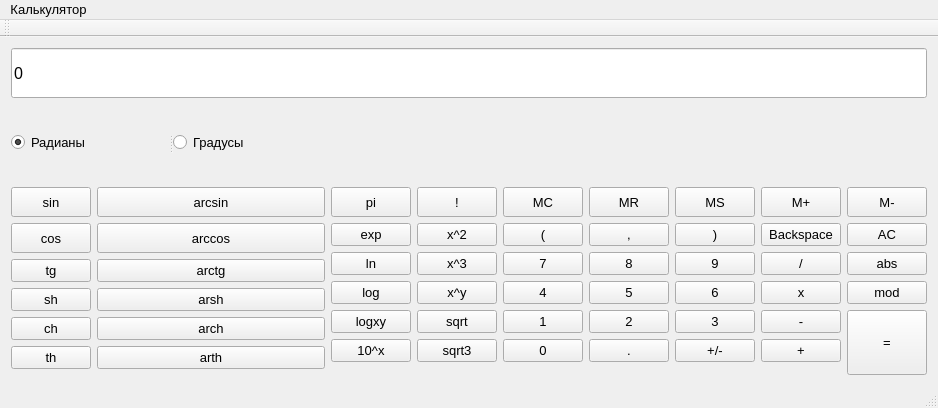
Qt form mainwindow.ui (meowheh/calc-practika) before a commit.
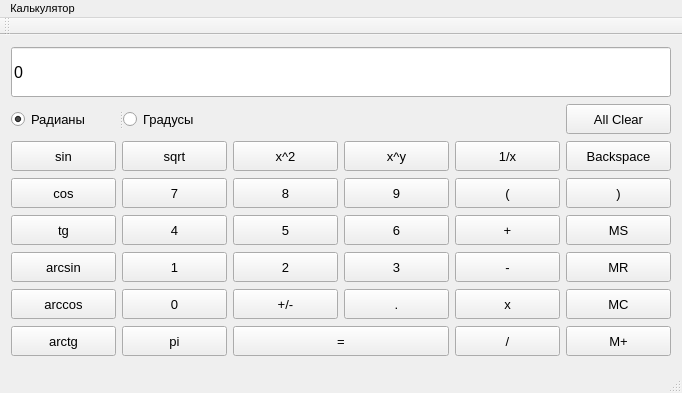
The same form after that commit.

Commit message: Продолжаю делать GUI

What changed in the file:
```diff
--- a/mainwindow.ui
+++ b/mainwindow.ui
@@ -6,8 +6,8 @@
    <rect>
     <x>0</x>
     <y>0</y>
-    <width>938</width>
-    <height>408</height>
+    <width>682</width>
+    <height>393</height>
    </rect>
   </property>
   <property name="font">
@@ -26,12 +26,24 @@
   </property>
   <widget class="QWidget" name="centralWidget">
    <layout class="QGridLayout" name="gridLayout">
-    <item row="1" column="0">
+    <item row="1" column="0" colspan="2">
      <widget class="QSplitter" name="splitter">
       <property name="orientation">
        <enum>Qt::Horizontal</enum>
       </property>
       <widget class="QRadioButton" name="radian">
+       <property name="minimumSize">
+        <size>
+         <width>100</width>
+         <height>30</height>
+        </size>
+       </property>
+       <property name="maximumSize">
+        <size>
+         <width>16777215</width>
+         <height>16777215</height>
+        </size>
+       </property>
        <property name="font">
         <font>
          <pointsize>10</pointsize>
@@ -45,6 +57,18 @@
        </property>
       </widget>
       <widget class="QRadioButton" name="degree">
+       <property name="minimumSize">
+        <size>
+         <width>100</width>
+         <height>30</height>
+        </size>
+       </property>
+       <property name="maximumSize">
+        <size>
+         <width>16777215</width>
+         <height>16777215</height>
+        </size>
+       </property>
        <property name="font">
         <font>
          <pointsize>10</pointsize>
@@ -57,12 +81,10 @@
      </widget>
     </item>
     <item row="2" column="0">
-     <layout class="QFormLayout" name="formLayout">
-      <item row="0" column="0">
        <widget class="QPushButton" name="sin">
         <property name="minimumSize">
          <size>
-          <width>20</width>
+        <width>100</width>
           <height>30</height>
          </size>
         </property>
@@ -76,270 +98,14 @@
         </property>
        </widget>
       </item>
-      <item row="0" column="1">
-       <widget class="QPushButton" name="arcsin">
-        <property name="minimumSize">
-         <size>
-          <width>20</width>
-          <height>30</height>
-         </size>
-        </property>
-        <property name="font">
-         <font>
-          <pointsize>10</pointsize>
-         </font>
-        </property>
-        <property name="text">
-         <string>arcsin</string>
-        </property>
-       </widget>
-      </item>
-      <item row="1" column="0">
-       <widget class="QPushButton" name="cos">
-        <property name="minimumSize">
-         <size>
-          <width>20</width>
-          <height>30</height>
-         </size>
-        </property>
-        <property name="font">
-         <font>
-          <pointsize>10</pointsize>
-         </font>
-        </property>
-        <property name="text">
-         <string>cos</string>
-        </property>
-       </widget>
-      </item>
-      <item row="1" column="1">
-       <widget class="QPushButton" name="arccos">
-        <property name="minimumSize">
-         <size>
-          <width>20</width>
-          <height>30</height>
-         </size>
-        </property>
-        <property name="font">
-         <font>
-          <pointsize>10</pointsize>
-         </font>
-        </property>
-        <property name="text">
-         <string>arccos</string>
-        </property>
-       </widget>
-      </item>
-      <item row="2" column="0">
-       <widget class="QPushButton" name="tg">
-        <property name="font">
-         <font>
-          <pointsize>10</pointsize>
-         </font>
-        </property>
-        <property name="text">
-         <string>tg</string>
-        </property>
-       </widget>
-      </item>
       <item row="2" column="1">
-       <widget class="QPushButton" name="arctg">
-        <property name="font">
-         <font>
-          <pointsize>10</pointsize>
-         </font>
-        </property>
-        <property name="text">
-         <string>arctg</string>
-        </property>
-       </widget>
-      </item>
-      <item row="3" column="0">
-       <widget class="QPushButton" name="sh">
-        <property name="font">
-         <font>
-          <pointsize>10</pointsize>
-         </font>
-        </property>
-        <property name="text">
-         <string>sh</string>
-        </property>
-       </widget>
-      </item>
-      <item row="3" column="1">
-       <widget class="QPushButton" name="arsh">
-        <property name="font">
-         <font>
-          <pointsize>10</pointsize>
-         </font>
-        </property>
-        <property name="text">
-         <string>arsh</string>
-        </property>
-       </widget>
-      </item>
-      <item row="4" column="0">
-       <widget class="QPushButton" name="ch">
-        <property name="font">
-         <font>
-          <pointsize>10</pointsize>
-         </font>
-        </property>
-        <property name="text">
-         <string>ch</string>
-        </property>
-       </widget>
-      </item>
-      <item row="4" column="1">
-       <widget class="QPushButton" name="arch">
-        <property name="font">
-         <font>
-          <pointsize>10</pointsize>
-         </font>
-        </property>
-        <property name="text">
-         <string>arch</string>
-        </property>
-       </widget>
-      </item>
-      <item row="5" column="0">
-       <widget class="QPushButton" name="th">
-        <property name="font">
-         <font>
-          <pointsize>10</pointsize>
-         </font>
-        </property>
-        <property name="text">
-         <string>th</string>
-        </property>
-       </widget>
-      </item>
-      <item row="5" column="1">
-       <widget class="QPushButton" name="arth">
-        <property name="font">
-         <font>
-          <pointsize>10</pointsize>
-         </font>
-        </property>
-        <property name="text">
-         <string>arth</string>
-        </property>
-       </widget>
-      </item>
-     </layout>
-    </item>
-    <item row="2" column="1">
-     <layout class="QFormLayout" name="formLayout_2">
-      <item row="0" column="0">
-       <widget class="QPushButton" name="pi">
-        <property name="minimumSize">
-         <size>
-          <width>20</width>
-          <height>30</height>
-         </size>
-        </property>
-        <property name="font">
-         <font>
-          <pointsize>10</pointsize>
-         </font>
-        </property>
-        <property name="text">
-         <string>pi</string>
-        </property>
-       </widget>
-      </item>
-      <item row="0" column="1">
-       <widget class="QPushButton" name="factorial">
-        <property name="minimumSize">
-         <size>
-          <width>20</width>
-          <height>30</height>
-         </size>
-        </property>
-        <property name="font">
-         <font>
-          <pointsize>10</pointsize>
-         </font>
-        </property>
-        <property name="text">
-         <string>!</string>
-        </property>
-       </widget>
-      </item>
-      <item row="1" column="0">
-       <widget class="QPushButton" name="exp">
-        <property name="font">
-         <font>
-          <pointsize>10</pointsize>
-         </font>
-        </property>
-        <property name="text">
-         <string>exp</string>
-        </property>
-       </widget>
-      </item>
-      <item row="2" column="0">
-       <widget class="QPushButton" name="ln">
-        <property name="font">
-         <font>
-          <pointsize>10</pointsize>
-         </font>
-        </property>
-        <property name="text">
-         <string>ln</string>
-        </property>
-       </widget>
-      </item>
-      <item row="3" column="0">
-       <widget class="QPushButton" name="log">
-        <property name="font">
-         <font>
-          <pointsize>10</pointsize>
-         </font>
-        </property>
-        <property name="text">
-         <string>log</string>
-        </property>
-       </widget>
-      </item>
-      <item row="4" column="0">
-       <widget class="QPushButton" name="log_any">
-        <property name="font">
-         <font>
-          <pointsize>10</pointsize>
-         </font>
-        </property>
-        <property name="text">
-         <string>logxy</string>
-        </property>
-       </widget>
-      </item>
-      <item row="5" column="0">
-       <widget class="QPushButton" name="sqr_ten">
-        <property name="font">
-         <font>
-          <pointsize>10</pointsize>
-         </font>
-        </property>
-        <property name="text">
-         <string>10^x</string>
-        </property>
-       </widget>
-      </item>
-      <item row="5" column="1">
-       <widget class="QPushButton" name="sqrt3">
-        <property name="font">
-         <font>
-          <pointsize>10</pointsize>
-         </font>
-        </property>
-        <property name="text">
-         <string>sqrt3</string>
-        </property>
-       </widget>
-      </item>
-      <item row="4" column="1">
        <widget class="QPushButton" name="sqrt">
+      <property name="minimumSize">
+       <size>
+        <width>100</width>
+        <height>30</height>
+       </size>
+      </property>
         <property name="font">
          <font>
           <pointsize>10</pointsize>
@@ -350,32 +116,20 @@
         </property>
        </widget>
       </item>
-      <item row="3" column="1">
-       <widget class="QPushButton" name="pow">
-        <property name="font">
-         <font>
-          <pointsize>10</pointsize>
-         </font>
-        </property>
-        <property name="text">
-         <string>x^y</string>
-        </property>
-       </widget>
-      </item>
-      <item row="2" column="1">
-       <widget class="QPushButton" name="cube">
-        <property name="font">
-         <font>
-          <pointsize>10</pointsize>
-         </font>
-        </property>
-        <property name="text">
-         <string>x^3</string>
-        </property>
-       </widget>
-      </item>
-      <item row="1" column="1">
+    <item row="2" column="2">
        <widget class="QPushButton" name="sqr">
+      <property name="minimumSize">
+       <size>
+        <width>100</width>
+        <height>30</height>
+       </size>
+      </property>
+      <property name="maximumSize">
+       <size>
+        <width>16777215</width>
+        <height>16777215</height>
+       </size>
+      </property>
         <property name="font">
          <font>
           <pointsize>10</pointsize>
@@ -386,33 +140,35 @@
         </property>
        </widget>
       </item>
-     </layout>
-    </item>
-    <item row="2" column="2">
-     <layout class="QFormLayout" name="formLayout_3">
-      <item row="0" column="0">
-       <widget class="QPushButton" name="MC">
+    <item row="2" column="3">
+     <widget class="QPushButton" name="pow">
         <property name="minimumSize">
          <size>
-          <width>20</width>
+        <width>100</width>
           <height>30</height>
          </size>
         </property>
+      <property name="maximumSize">
+       <size>
+        <width>16777215</width>
+        <height>16777215</height>
+       </size>
+      </property>
         <property name="font">
          <font>
           <pointsize>10</pointsize>
          </font>
         </property>
         <property name="text">
-         <string>MC</string>
+       <string>x^y</string>
         </property>
        </widget>
       </item>
-      <item row="0" column="1">
-       <widget class="QPushButton" name="MR">
+    <item row="2" column="4">
+     <widget class="QPushButton" name="fraction">
         <property name="minimumSize">
          <size>
-          <width>20</width>
+        <width>100</width>
           <height>30</height>
          </size>
         </property>
@@ -422,36 +178,54 @@
          </font>
         </property>
         <property name="text">
-         <string>MR</string>
+       <string>1/x</string>
         </property>
        </widget>
       </item>
-      <item row="1" column="0">
-       <widget class="QPushButton" name="left_bracket">
+    <item row="2" column="5">
+     <widget class="QPushButton" name="backspace">
+      <property name="minimumSize">
+       <size>
+        <width>100</width>
+        <height>30</height>
+       </size>
+      </property>
         <property name="font">
          <font>
           <pointsize>10</pointsize>
          </font>
         </property>
         <property name="text">
-         <string>(</string>
+       <string>Backspace</string>
         </property>
        </widget>
       </item>
-      <item row="1" column="1">
-       <widget class="QPushButton" name="comma">
+    <item row="3" column="0">
+     <widget class="QPushButton" name="cos">
+      <property name="minimumSize">
+       <size>
+        <width>100</width>
+        <height>30</height>
+       </size>
+      </property>
         <property name="font">
          <font>
           <pointsize>10</pointsize>
          </font>
         </property>
         <property name="text">
-         <string>,</string>
+       <string>cos</string>
         </property>
        </widget>
       </item>
-      <item row="2" column="0">
+    <item row="3" column="1">
        <widget class="QPushButton" name="seven">
+      <property name="minimumSize">
+       <size>
+        <width>100</width>
+        <height>30</height>
+       </size>
+      </property>
         <property name="font">
          <font>
           <pointsize>10</pointsize>
@@ -462,8 +236,20 @@
         </property>
        </widget>
       </item>
-      <item row="2" column="1">
+    <item row="3" column="2">
        <widget class="QPushButton" name="eight">
+      <property name="minimumSize">
+       <size>
+        <width>100</width>
+        <height>30</height>
+       </size>
+      </property>
+      <property name="maximumSize">
+       <size>
+        <width>16777215</width>
+        <height>16777215</height>
+       </size>
+      </property>
         <property name="font">
          <font>
           <pointsize>10</pointsize>
@@ -474,8 +260,92 @@
         </property>
        </widget>
       </item>
-      <item row="3" column="0">
+    <item row="3" column="3">
+     <widget class="QPushButton" name="nine">
+      <property name="minimumSize">
+       <size>
+        <width>100</width>
+        <height>30</height>
+       </size>
+      </property>
+      <property name="maximumSize">
+       <size>
+        <width>16777215</width>
+        <height>16777215</height>
+       </size>
+      </property>
+      <property name="font">
+       <font>
+        <pointsize>10</pointsize>
+       </font>
+      </property>
+      <property name="text">
+       <string>9</string>
+      </property>
+     </widget>
+    </item>
+    <item row="3" column="4">
+     <widget class="QPushButton" name="left_bracket">
+      <property name="minimumSize">
+       <size>
+        <width>100</width>
+        <height>30</height>
+       </size>
+      </property>
+      <property name="font">
+       <font>
+        <pointsize>10</pointsize>
+       </font>
+      </property>
+      <property name="text">
+       <string>(</string>
+      </property>
+     </widget>
+    </item>
+    <item row="3" column="5">
+     <widget class="QPushButton" name="right_bracket">
+      <property name="minimumSize">
+       <size>
+        <width>100</width>
+        <height>30</height>
+       </size>
+      </property>
+      <property name="font">
+       <font>
+        <pointsize>10</pointsize>
+       </font>
+      </property>
+      <property name="text">
+       <string>)</string>
+      </property>
+     </widget>
+    </item>
+    <item row="4" column="0">
+     <widget class="QPushButton" name="tg">
+      <property name="minimumSize">
+       <size>
+        <width>100</width>
+        <height>30</height>
+       </size>
+      </property>
+      <property name="font">
+       <font>
+        <pointsize>10</pointsize>
+       </font>
+      </property>
+      <property name="text">
+       <string>tg</string>
+      </property>
+     </widget>
+    </item>
+    <item row="4" column="1">
        <widget class="QPushButton" name="four">
+      <property name="minimumSize">
+       <size>
+        <width>100</width>
+        <height>30</height>
+       </size>
+      </property>
         <property name="font">
          <font>
           <pointsize>10</pointsize>
@@ -486,8 +356,20 @@
         </property>
        </widget>
       </item>
-      <item row="3" column="1">
+    <item row="4" column="2">
        <widget class="QPushButton" name="five">
+      <property name="minimumSize">
+       <size>
+        <width>100</width>
+        <height>30</height>
+       </size>
+      </property>
+      <property name="maximumSize">
+       <size>
+        <width>16777215</width>
+        <height>16777215</height>
+       </size>
+      </property>
         <property name="font">
          <font>
           <pointsize>10</pointsize>
@@ -498,8 +380,92 @@
         </property>
        </widget>
       </item>
-      <item row="4" column="0">
+    <item row="4" column="3">
+     <widget class="QPushButton" name="six">
+      <property name="minimumSize">
+       <size>
+        <width>100</width>
+        <height>30</height>
+       </size>
+      </property>
+      <property name="maximumSize">
+       <size>
+        <width>16777215</width>
+        <height>16777215</height>
+       </size>
+      </property>
+      <property name="font">
+       <font>
+        <pointsize>10</pointsize>
+       </font>
+      </property>
+      <property name="text">
+       <string>6</string>
+      </property>
+     </widget>
+    </item>
+    <item row="4" column="4">
+     <widget class="QPushButton" name="plus">
+      <property name="minimumSize">
+       <size>
+        <width>100</width>
+        <height>30</height>
+       </size>
+      </property>
+      <property name="font">
+       <font>
+        <pointsize>10</pointsize>
+       </font>
+      </property>
+      <property name="text">
+       <string>+</string>
+      </property>
+     </widget>
+    </item>
+    <item row="4" column="5">
+     <widget class="QPushButton" name="MS">
+      <property name="minimumSize">
+       <size>
+        <width>100</width>
+        <height>30</height>
+       </size>
+      </property>
+      <property name="font">
+       <font>
+        <pointsize>10</pointsize>
+       </font>
+      </property>
+      <property name="text">
+       <string>MS</string>
+      </property>
+     </widget>
+    </item>
+    <item row="5" column="0">
+     <widget class="QPushButton" name="arcsin">
+      <property name="minimumSize">
+       <size>
+        <width>100</width>
+        <height>30</height>
+       </size>
+      </property>
+      <property name="font">
+       <font>
+        <pointsize>10</pointsize>
+       </font>
+      </property>
+      <property name="text">
+       <string>arcsin</string>
+      </property>
+     </widget>
+    </item>
+    <item row="5" column="1">
        <widget class="QPushButton" name="one">
+      <property name="minimumSize">
+       <size>
+        <width>100</width>
+        <height>30</height>
+       </size>
+      </property>
         <property name="font">
          <font>
           <pointsize>10</pointsize>
@@ -510,8 +476,20 @@
         </property>
        </widget>
       </item>
-      <item row="4" column="1">
+    <item row="5" column="2">
        <widget class="QPushButton" name="two">
+      <property name="minimumSize">
+       <size>
+        <width>100</width>
+        <height>30</height>
+       </size>
+      </property>
+      <property name="maximumSize">
+       <size>
+        <width>16777215</width>
+        <height>16777215</height>
+       </size>
+      </property>
         <property name="font">
          <font>
           <pointsize>10</pointsize>
@@ -522,144 +500,20 @@
         </property>
        </widget>
       </item>
-      <item row="5" column="0">
-       <widget class="QPushButton" name="zero">
-        <property name="font">
-         <font>
-          <pointsize>10</pointsize>
-         </font>
-        </property>
-        <property name="text">
-         <string>0</string>
-        </property>
-       </widget>
-      </item>
-      <item row="5" column="1">
-       <widget class="QPushButton" name="point">
-        <property name="font">
-         <font>
-          <pointsize>10</pointsize>
-         </font>
-        </property>
-        <property name="text">
-         <string>.</string>
-        </property>
-       </widget>
-      </item>
-     </layout>
-    </item>
-    <item row="2" column="3">
-     <layout class="QFormLayout" name="formLayout_4">
-      <item row="0" column="0">
-       <widget class="QPushButton" name="MS">
-        <property name="minimumSize">
-         <size>
-          <width>20</width>
-          <height>30</height>
-         </size>
-        </property>
-        <property name="font">
-         <font>
-          <pointsize>10</pointsize>
-         </font>
-        </property>
-        <property name="text">
-         <string>MS</string>
-        </property>
-       </widget>
-      </item>
-      <item row="0" column="1">
-       <widget class="QPushButton" name="memory_plus">
-        <property name="minimumSize">
-         <size>
-          <width>20</width>
-          <height>30</height>
-         </size>
-        </property>
-        <property name="font">
-         <font>
-          <pointsize>10</pointsize>
-         </font>
-        </property>
-        <property name="text">
-         <string>M+</string>
-        </property>
-       </widget>
-      </item>
-      <item row="1" column="0">
-       <widget class="QPushButton" name="right_bracket">
-        <property name="font">
-         <font>
-          <pointsize>10</pointsize>
-         </font>
-        </property>
-        <property name="text">
-         <string>)</string>
-        </property>
-       </widget>
-      </item>
-      <item row="1" column="1">
-       <widget class="QPushButton" name="backspace">
-        <property name="font">
-         <font>
-          <pointsize>10</pointsize>
-         </font>
-        </property>
-        <property name="text">
-         <string>Backspace</string>
-        </property>
-       </widget>
-      </item>
-      <item row="2" column="0">
-       <widget class="QPushButton" name="nine">
-        <property name="font">
-         <font>
-          <pointsize>10</pointsize>
-         </font>
-        </property>
-        <property name="text">
-         <string>9</string>
-        </property>
-       </widget>
-      </item>
-      <item row="2" column="1">
-       <widget class="QPushButton" name="division">
-        <property name="font">
-         <font>
-          <pointsize>10</pointsize>
-         </font>
-        </property>
-        <property name="text">
-         <string>/</string>
-        </property>
-       </widget>
-      </item>
-      <item row="3" column="0">
-       <widget class="QPushButton" name="six">
-        <property name="font">
-         <font>
-          <pointsize>10</pointsize>
-         </font>
-        </property>
-        <property name="text">
-         <string>6</string>
-        </property>
-       </widget>
-      </item>
-      <item row="3" column="1">
-       <widget class="QPushButton" name="mult">
-        <property name="font">
-         <font>
-          <pointsize>10</pointsize>
-         </font>
-        </property>
-        <property name="text">
-         <string>x</string>
-        </property>
-       </widget>
-      </item>
-      <item row="4" column="0">
+    <item row="5" column="3">
        <widget class="QPushButton" name="three">
+      <property name="minimumSize">
+       <size>
+        <width>100</width>
+        <height>30</height>
+       </size>
+      </property>
+      <property name="maximumSize">
+       <size>
+        <width>16777215</width>
+        <height>16777215</height>
+       </size>
+      </property>
         <property name="font">
          <font>
           <pointsize>10</pointsize>
@@ -670,8 +524,14 @@
         </property>
        </widget>
       </item>
-      <item row="4" column="1">
+    <item row="5" column="4">
        <widget class="QPushButton" name="minus">
+      <property name="minimumSize">
+       <size>
+        <width>100</width>
+        <height>30</height>
+       </size>
+      </property>
         <property name="font">
          <font>
           <pointsize>10</pointsize>
@@ -682,8 +542,74 @@
         </property>
        </widget>
       </item>
-      <item row="5" column="0">
+    <item row="5" column="5">
+     <widget class="QPushButton" name="MR">
+      <property name="minimumSize">
+       <size>
+        <width>100</width>
+        <height>30</height>
+       </size>
+      </property>
+      <property name="font">
+       <font>
+        <pointsize>10</pointsize>
+       </font>
+      </property>
+      <property name="text">
+       <string>MR</string>
+      </property>
+     </widget>
+    </item>
+    <item row="6" column="0">
+     <widget class="QPushButton" name="arccos">
+      <property name="minimumSize">
+       <size>
+        <width>100</width>
+        <height>30</height>
+       </size>
+      </property>
+      <property name="font">
+       <font>
+        <pointsize>10</pointsize>
+       </font>
+      </property>
+      <property name="text">
+       <string>arccos</string>
+      </property>
+     </widget>
+    </item>
+    <item row="6" column="1">
+     <widget class="QPushButton" name="zero">
+      <property name="minimumSize">
+       <size>
+        <width>100</width>
+        <height>30</height>
+       </size>
+      </property>
+      <property name="font">
+       <font>
+        <pointsize>10</pointsize>
+       </font>
+      </property>
+      <property name="text">
+       <string>0</string>
+      </property>
+     </widget>
+    </item>
+    <item row="6" column="2">
        <widget class="QPushButton" name="sign">
+      <property name="minimumSize">
+       <size>
+        <width>100</width>
+        <height>30</height>
+       </size>
+      </property>
+      <property name="maximumSize">
+       <size>
+        <width>16777215</width>
+        <height>16777215</height>
+       </size>
+      </property>
         <property name="font">
          <font>
           <pointsize>10</pointsize>
@@ -694,27 +620,53 @@
         </property>
        </widget>
       </item>
-      <item row="5" column="1">
-       <widget class="QPushButton" name="plus">
+    <item row="6" column="3">
+     <widget class="QPushButton" name="point">
+      <property name="minimumSize">
+       <size>
+        <width>100</width>
+        <height>30</height>
+       </size>
+      </property>
+      <property name="maximumSize">
+       <size>
+        <width>16777215</width>
+        <height>16777215</height>
+       </size>
+      </property>
         <property name="font">
          <font>
           <pointsize>10</pointsize>
          </font>
         </property>
         <property name="text">
-         <string>+</string>
+       <string>.</string>
         </property>
        </widget>
       </item>
-     </layout>
+    <item row="6" column="4">
+     <widget class="QPushButton" name="mult">
+      <property name="minimumSize">
+       <size>
+        <width>100</width>
+        <height>30</height>
+       </size>
+      </property>
+      <property name="font">
+       <font>
+        <pointsize>10</pointsize>
+       </font>
+      </property>
+      <property name="text">
+       <string>x</string>
+      </property>
+     </widget>
     </item>
-    <item row="2" column="4">
-     <layout class="QVBoxLayout" name="verticalLayout">
-      <item>
-       <widget class="QPushButton" name="memory_minus">
+    <item row="6" column="5">
+     <widget class="QPushButton" name="MC">
         <property name="minimumSize">
          <size>
-          <width>20</width>
+        <width>100</width>
           <height>30</height>
          </size>
         </property>
@@ -724,54 +676,94 @@
          </font>
         </property>
         <property name="text">
-         <string>M-</string>
+       <string>MC</string>
         </property>
        </widget>
       </item>
-      <item>
-       <widget class="QPushButton" name="AC">
+    <item row="7" column="0">
+     <widget class="QPushButton" name="arctg">
+      <property name="minimumSize">
+       <size>
+        <width>100</width>
+        <height>30</height>
+       </size>
+      </property>
         <property name="font">
          <font>
           <pointsize>10</pointsize>
          </font>
         </property>
         <property name="text">
-         <string>AC</string>
+       <string>arctg</string>
         </property>
        </widget>
       </item>
-      <item>
-       <widget class="QPushButton" name="abs">
+    <item row="7" column="1">
+     <widget class="QPushButton" name="pi">
+      <property name="minimumSize">
+       <size>
+        <width>100</width>
+        <height>30</height>
+       </size>
+      </property>
         <property name="font">
          <font>
           <pointsize>10</pointsize>
          </font>
         </property>
         <property name="text">
-         <string>abs</string>
+       <string>pi</string>
         </property>
        </widget>
       </item>
-      <item>
-       <widget class="QPushButton" name="mod">
+    <item row="7" column="4">
+     <widget class="QPushButton" name="division">
+      <property name="minimumSize">
+       <size>
+        <width>100</width>
+        <height>30</height>
+       </size>
+      </property>
         <property name="font">
          <font>
           <pointsize>10</pointsize>
          </font>
         </property>
         <property name="text">
-         <string>mod</string>
+       <string>/</string>
         </property>
        </widget>
       </item>
-      <item>
-       <layout class="QHBoxLayout" name="horizontalLayout">
-        <item>
+    <item row="7" column="5">
+     <widget class="QPushButton" name="memory_plus">
+      <property name="minimumSize">
+       <size>
+        <width>100</width>
+        <height>30</height>
+       </size>
+      </property>
+      <property name="font">
+       <font>
+        <pointsize>10</pointsize>
+       </font>
+      </property>
+      <property name="text">
+       <string>M+</string>
+      </property>
+     </widget>
+    </item>
+    <item row="7" column="2" colspan="2">
          <widget class="QPushButton" name="result">
           <property name="minimumSize">
            <size>
-            <width>20</width>
-            <height>65</height>
+        <width>200</width>
+        <height>30</height>
+       </size>
+      </property>
+      <property name="maximumSize">
+       <size>
+        <width>16777215</width>
+        <height>16777215</height>
            </size>
           </property>
           <property name="font">
@@ -790,18 +782,32 @@
           </property>
          </widget>
         </item>
-       </layout>
-      </item>
-     </layout>
-    </item>
-    <item row="0" column="0" colspan="5">
+    <item row="1" column="5">
+     <widget class="QPushButton" name="AC">
+      <property name="minimumSize">
+       <size>
+        <width>100</width>
+        <height>30</height>
+       </size>
+      </property>
+      <property name="font">
+       <font>
+        <pointsize>10</pointsize>
+       </font>
+      </property>
+      <property name="text">
+       <string>All Clear</string>
+      </property>
+     </widget>
+    </item>
+    <item row="0" column="0" colspan="6">
      <widget class="QLineEdit" name="lineEdit">
       <property name="enabled">
        <bool>true</bool>
       </property>
       <property name="minimumSize">
        <size>
-        <width>500</width>
+        <width>660</width>
         <height>50</height>
        </size>
       </property>
@@ -825,10 +831,15 @@
     <rect>
      <x>0</x>
      <y>0</y>
-     <width>938</width>
-     <height>26</height>
+     <width>682</width>
+     <height>23</height>
     </rect>
    </property>
+   <property name="font">
+    <font>
+     <pointsize>8</pointsize>
+    </font>
+   </property>
    <widget class="QMenu" name="menu">
     <property name="font">
      <font>
```
Lines whose indentation alone changed are shown as unchanged. The commit also changes 3 other files.
